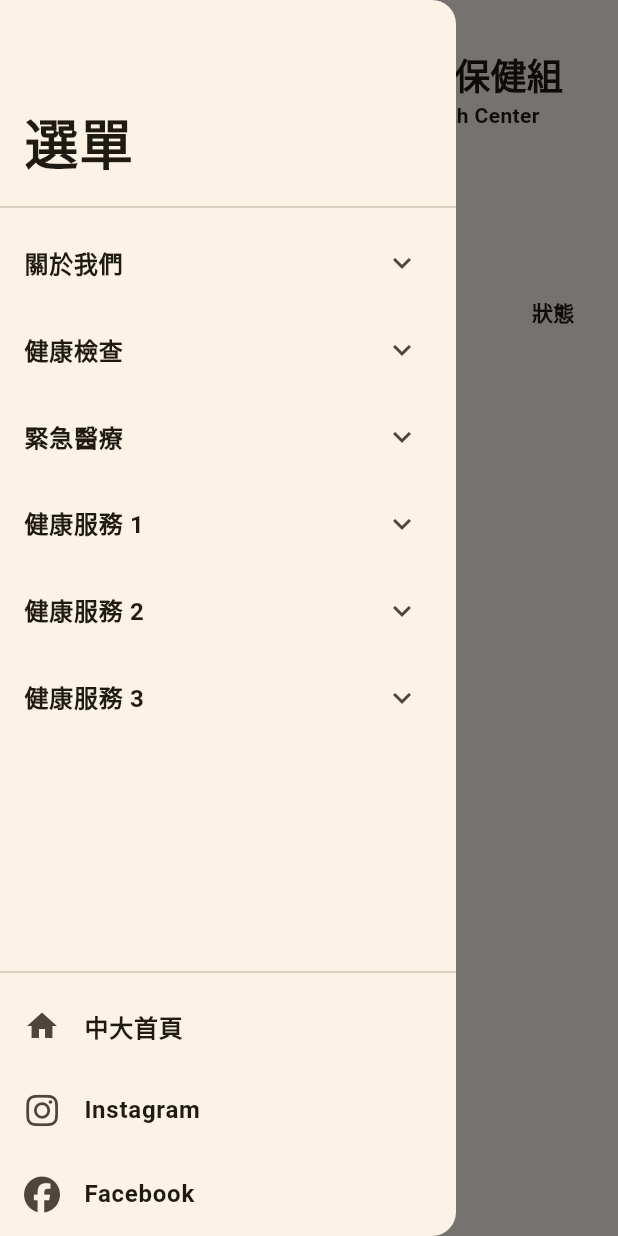
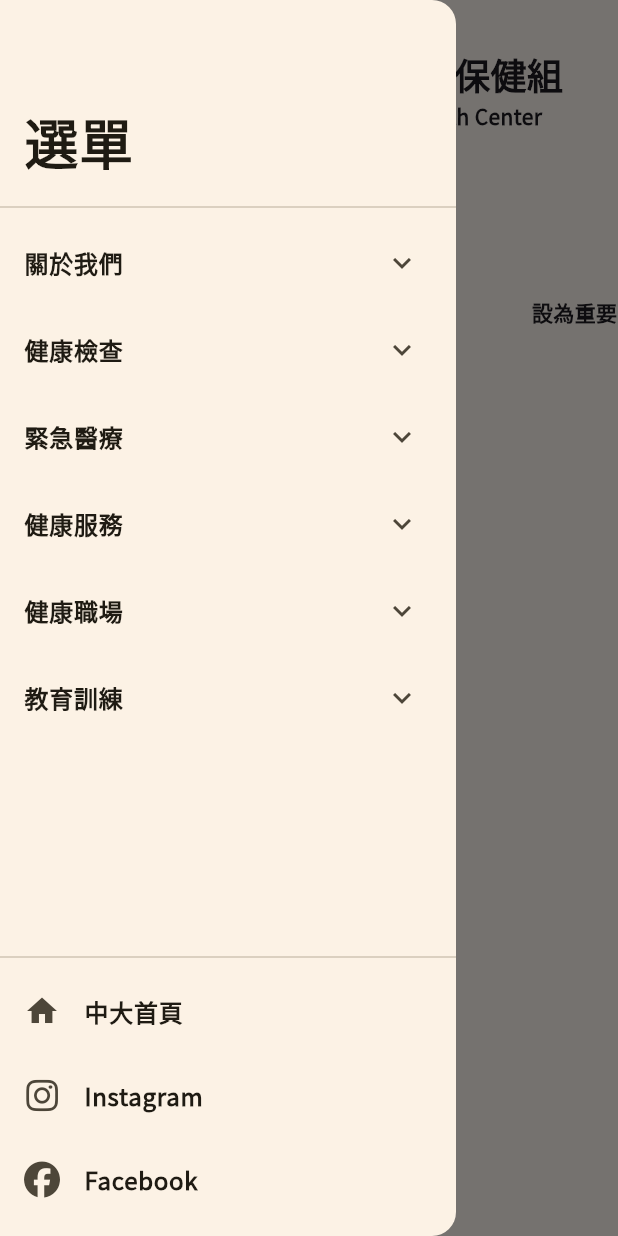
Before and after one commit to an920107/health-care-website, a Flutter app: the PostListPage screen opened by its route, in the side drawer, after a tap on the "menu" icon, on a phone screen of 412 x 824 dp. Run offline on Flutter 3.47's test engine with Material 3 defaults, Android fonts, the phone set to English and light mode, and no system bars; our stand-ins replace carousel_slider, file_picker, flutter_dotenv, font_awesome_flutter, go_router, google_fonts and 1 more; missing offline and left inert: dart:html, flutter_quill, flutter_quill_extensions; network calls fail.

Commit message:
FIX: font broken in bold weigh.
> fixed by using `google_font` package.

```diff
--- a/frontend/lib/main.dart
+++ b/frontend/lib/main.dart
@@ -3,11 +3,13 @@
 import 'package:flutter/material.dart' hide Router;
 import 'package:flutter_dotenv/flutter_dotenv.dart';
 import 'package:go_router/go_router.dart';
+import 'package:google_fonts/google_fonts.dart';
 import 'package:health_care_website/router/router.dart';
 import 'package:health_care_website/view_model/auth_view_model.dart';
 import 'package:health_care_website/view_model/platform_view_model.dart';
 import 'package:health_care_website/view_model/private/post_editor_page_view_model.dart';
 import 'package:health_care_website/view_model/private/post_list_page_view_model.dart';
+import 'package:health_care_website/view_model/public/home_page_view_model.dart';
 import 'package:provider/provider.dart';
 import 'package:url_strategy/url_strategy.dart';
 
@@ -37,11 +39,14 @@
         ChangeNotifierProvider(create: (_) => AuthViewModel()),
         ChangeNotifierProvider(create: (_) => PostEditorPageViewModel()),
         ChangeNotifierProvider(create: (_) => PostListPageViewModel()),
+        ChangeNotifierProvider(create: (_) => HomePageViewModel()),
       ],
       child: MaterialApp.router(
         debugShowCheckedModeBanner: false,
         title: "Health Care Website",
         theme: ThemeData(
+          textTheme:
+              GoogleFonts.notoSansTcTextTheme(Theme.of(context).textTheme),
           colorScheme: ColorScheme.fromSeed(seedColor: Colors.amber),
           useMaterial3: true,
         ),
--- a/frontend/lib/model/post/post.dart
+++ b/frontend/lib/model/post/post.dart
@@ -8,6 +8,7 @@ class Post {
   String content;
   String attachments;
   bool visible;
+  bool important;
   DateTime createTime;
   DateTime updateTime;
 
@@ -18,6 +19,7 @@ class Post {
     required this.content,
     required this.attachments,
     required this.visible,
+    required this.important,
     required this.createTime,
     required this.updateTime,
   });
@@ -29,6 +31,7 @@ class Post {
         content: json["content"] ?? "",
         attachments: json["attachments"] ?? "",
         visible: json["visible"] == "1",
+        important: json["important"] == "1",
         createTime: DateTime.parse(json["create_time"]),
         updateTime: DateTime.parse(json["update_time"]),
       );
@@ -40,6 +43,7 @@ class Post {
         "content": content,
         "attachments": attachments,
         "visible": visible.toZeroOne().toString(),
+        "important": important.toZeroOne().toString(),
         "create_time": createTime.toIso8601String(),
         "update_time": updateTime.toIso8601String(),
       };
--- a/frontend/lib/repo/auth_repo.dart
+++ b/frontend/lib/repo/auth_repo.dart
@@ -35,13 +35,13 @@ abstract class AuthRepo {
       "state": state,
     });
 
-    const int maxRetry = 10;
+    const int maxRetry = 20;
     int retried = 0;
     bool retryLock = false;
     final retryCompleter = Completer();
 
     String? token;
-    Timer.periodic(const Duration(milliseconds: 500), (timer) async {
+    Timer.periodic(const Duration(milliseconds: 200), (timer) async {
       if (retryLock) return;
       retryLock = true;
       try {
--- a/frontend/lib/view/page/private/post_list_page.dart
+++ b/frontend/lib/view/page/private/post_list_page.dart
@@ -57,7 +57,8 @@ class _PostListPageState extends State<PostListPage> {
                       DataColumn(label: Text("標題")),
                       DataColumn(label: Text("類別")),
                       DataColumn(label: Text("上次更新日期")),
-                      DataColumn(label: Text("狀態")),
+                      DataColumn(label: Text("設為重要")),
+                      DataColumn(label: Text("發布狀態")),
                       DataColumn(label: Text("編輯")),
                     ],
                     rows: [
@@ -67,6 +68,10 @@ class _PostListPageState extends State<PostListPage> {
                           DataCell(Text(post.column.label)),
                           DataCell(Text(DateFormat("yyyy-MM-dd")
                               .format(post.updateTime))),
+                          DataCell(Checkbox(
+                            value: post.important,
+                            onChanged: (checked) => value.togglePostImportant(post),
+                          )),
                           DataCell(IconText(
                             mainAxisSize: MainAxisSize.min,
                             icon: Icon(post.visible
--- a/frontend/lib/view/widget/base/base_drawer.dart
+++ b/frontend/lib/view/widget/base/base_drawer.dart
@@ -13,9 +13,9 @@ class _BaseDrawerState extends State<BaseDrawer> {
     "關於我們": ["工作團隊", "服務時間", "交通地圖"],
     "健康檢查": ["新生健康檢查", "新進人員體格檢查", "定期健康檢查"],
     "緊急醫療": ["緊急通報專線", "校園傷病處理", "校園AED"],
-    "健康服務 1": ["學生團體保險", "醫療器材借用", "健康管理設施"],
-    "健康服務 2": ["職業醫師臨校服務", "職場健康服務計畫"],
-    "健康服務 3": ["大一 CPR", "校園菸害防制教育", "校園愛滋防治教育", "校園傳染病防治"],
+    "健康服務": ["學生團體保險", "醫療器材借用", "健康管理設施"],
+    "健康職場": ["職業醫師臨校服務", "職場健康服務計畫"],
+    "教育訓練": ["大一 CPR", "校園菸害防制教育", "校園愛滋防治教育", "校園傳染病防治"],
   };
 
   @override
@@ -99,6 +99,7 @@ class _BaseDrawerState extends State<BaseDrawer> {
                     ),
                   ),
                 ),
+                const SizedBox(height: 10),
               ],
             ),
           ],
--- a/frontend/lib/view/widget/base/base_footer.dart
+++ b/frontend/lib/view/widget/base/base_footer.dart
@@ -23,7 +23,7 @@ class BaseFooter extends StatelessWidget {
                       mainAxisSize: MainAxisSize.min,
                       crossAxisAlignment: CrossAxisAlignment.start,
                       children: [
-                        Text("電話：03-4227151#57270"),
+                        Text("電話：03-4227151#57270、03-2804814"),
                         Text("傳真：03-4272405"),
                         Text("Email：ncu7270@ncu.edu.tw"),
                         Text("地址：320 桃園市中壢區中大路 300 號 中正圖書館 1 樓"),
@@ -33,6 +33,8 @@ class BaseFooter extends StatelessWidget {
                       mainAxisSize: MainAxisSize.min,
                       crossAxisAlignment: CrossAxisAlignment.start,
                       children: [
+                        // TODO
+                        Text("【瀏覽人次 0 人】"),
                         Text("【隱私權政策聲明】"),
                         Text("版權所有 © 國立中央大學衛生保健組"),
                         Text("National Central University - Health Center"),
@@ -47,7 +49,7 @@ class BaseFooter extends StatelessWidget {
                       mainAxisSize: MainAxisSize.min,
                       crossAxisAlignment: CrossAxisAlignment.center,
                       children: [
-                        Text("電話：03-4227151#57270"),
+                        Text("電話：03-4227151#57270、03-2804814"),
                         Text("傳真：03-4272405"),
                         Text("Email：ncu7270@ncu.edu.tw"),
                         Text("地址：320 桃園市中壢區中大路 300 號 中正圖書館 1 樓"),
--- a/frontend/lib/view/widget/base/base_navbar.dart
+++ b/frontend/lib/view/widget/base/base_navbar.dart
@@ -99,7 +99,7 @@ class BaseNavbar extends StatelessWidget {
                             Row(
                               mainAxisSize: MainAxisSize.min,
                               children: [
-                                Image.asset("assets/logo.jpg"),
+                                Image.asset("assets/logo.png"),
                                 const Column(
                                   mainAxisSize: MainAxisSize.min,
                                   children: [
--- a/frontend/lib/view_model/private/post_editor_page_view_model.dart
+++ b/frontend/lib/view_model/private/post_editor_page_view_model.dart
@@ -38,7 +38,7 @@ class PostEditorPageViewModel with ChangeNotifier {
     notifyListeners();
   }
 
-  PostColumn _selectedPostColumn = PostColumn.activity;
+  PostColumn _selectedPostColumn = PostColumn.values.first;
   PostColumn get selectedPostColumn => _selectedPostColumn;
   set selectedPostColumn (PostColumn value) {
     _selectedPostColumn = value;
--- a/frontend/lib/view_model/private/post_list_page_view_model.dart
+++ b/frontend/lib/view_model/private/post_list_page_view_model.dart
@@ -29,4 +29,10 @@ class PostListPageViewModel with ChangeNotifier {
     );
     notifyListeners();
   }
+
+  Future<void> togglePostImportant(Post post) async {
+    final newValue = await PostRepo.togglePostImportant(post.id, !post.important);
+    post.important = newValue;
+    notifyListeners();
+  }
 }
--- /dev/null
+++ b/frontend/lib/view_model/public/home_page_view_model.dart
@@ -0,0 +1,22 @@
+import 'dart:collection';
+
+import 'package:flutter/material.dart';
+import 'package:health_care_website/model/post/post.dart';
+import 'package:health_care_website/repo/post_repo.dart';
+
+class HomePageViewModel with ChangeNotifier {
+  PostColumn? _column;
+  PostColumn? get column => _column;
+  set column(PostColumn? value) {
+    _column = value;
+    notifyListeners();
+  }
+
+  List<Post> _posts = [];
+  List<Post> get posts => UnmodifiableListView(_posts);
+
+  Future<void> getPost() async {
+    _posts = (await PostRepo.getPosts(column: _column))!.posts;
+    notifyListeners();
+  }
+}
--- a/frontend/pubspec.yaml
+++ b/frontend/pubspec.yaml
@@ -51,6 +51,7 @@ dependencies:
   flutter_dotenv: ^5.1.0
   uuid: ^4.3.3
   shared_preferences: ^2.2.2
+  google_fonts: ^6.2.1
 
 dev_dependencies:
   flutter_test:
```
Also changed, not shown: frontend/lib/repo/post_repo.dart (+17 -1 lines), frontend/lib/view/page/private/post_editor_page.dart (+20 -2 lines), frontend/lib/view/page/public/home_page.dart (+47 -86 lines), frontend/lib/view/page/public/redirect_page.dart (+12 -39 lines), frontend/assets/carousel/0.jpg, frontend/assets/carousel/4.jpg (deleted), frontend/assets/logo.png (added), frontend/pubspec.lock.
